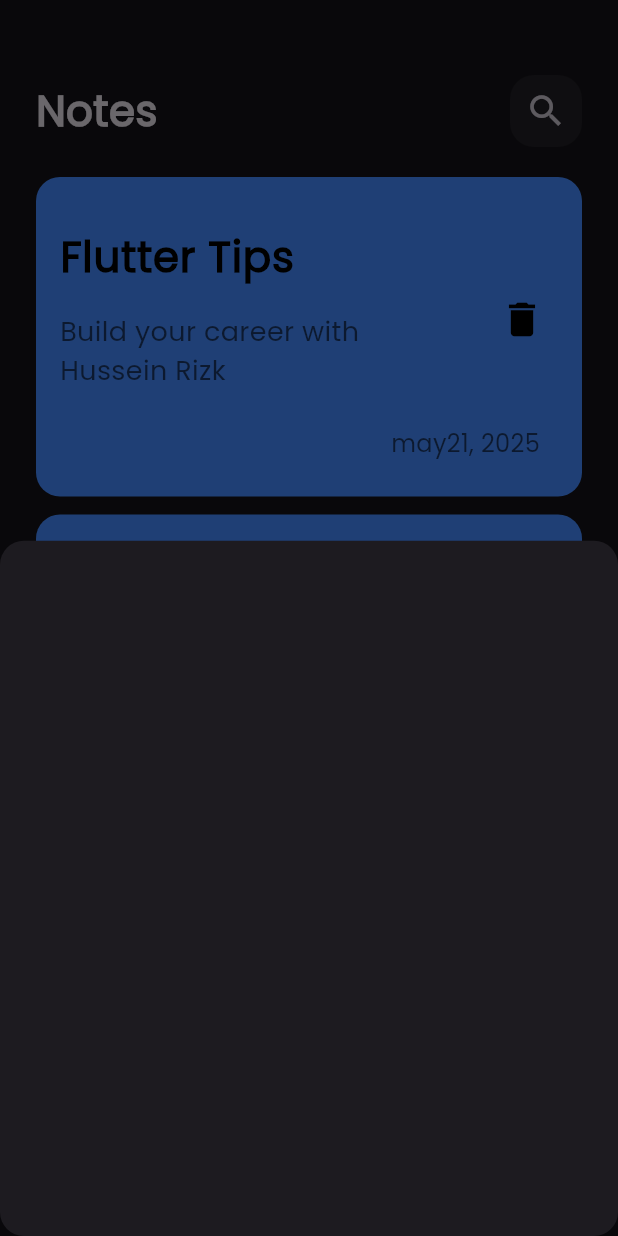
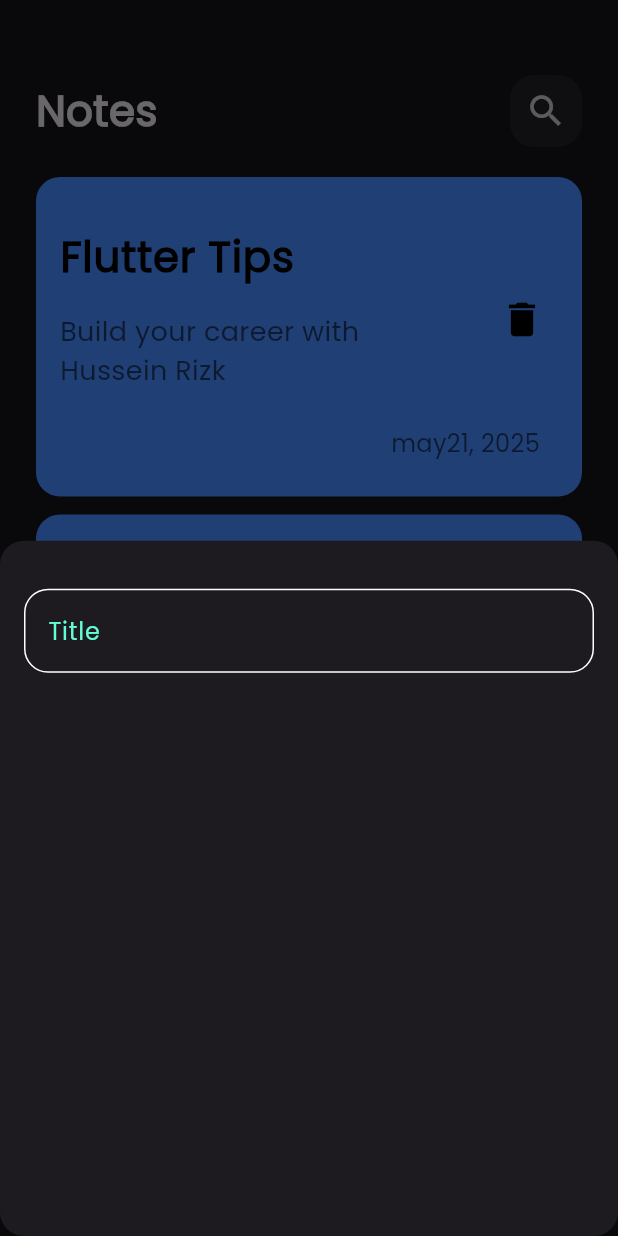
Before and after one commit to ibnRizk/Mind-Vault, a Flutter app: the screen it shows after launch, after a tap on the "add" icon, on a phone screen of 412 x 824 dp. Run offline on Flutter 3.47's test engine with Material 3 defaults, Android fonts, the light colour scheme and no system bars.

Commit message:
create custom text field

```diff
--- /dev/null
+++ b/lib/constant.dart
@@ -0,0 +1,3 @@
+import 'package:flutter/material.dart';
+
+const kPrimaryColor = Color(0xff62FCD7);
--- a/lib/views/widget/add_note.dart
+++ b/lib/views/widget/add_note.dart
@@ -1,10 +1,40 @@
 import 'package:flutter/material.dart';
+
+import '../../constant.dart';
 
 class AddNote extends StatelessWidget {
   const AddNote({super.key});
 
   @override
   Widget build(BuildContext context) {
-    return Container();
+    return Padding(
+      padding: const EdgeInsets.symmetric(horizontal: 16),
+      child: Column(children: [SizedBox(height: 32), CustomTextField()]),
+    );
   }
 }
+
+class CustomTextField extends StatelessWidget {
+  const CustomTextField({super.key});
+
+  @override
+  Widget build(BuildContext context) {
+    return TextField(
+      cursorColor: kPrimaryColor,
+      decoration: InputDecoration(
+        hintText: 'Title',
+        hintStyle: TextStyle(color: kPrimaryColor),
+        border: buildBorder(),
+        enabledBorder: buildBorder(),
+        focusedBorder: buildBorder(kPrimaryColor),
+      ),
+    );
+  }
+
+  OutlineInputBorder buildBorder([Color]) {
+    return OutlineInputBorder(
+      borderRadius: BorderRadius.circular(16),
+      borderSide: BorderSide(color: Color ?? Colors.white),
+    );
+  }
+}
```
